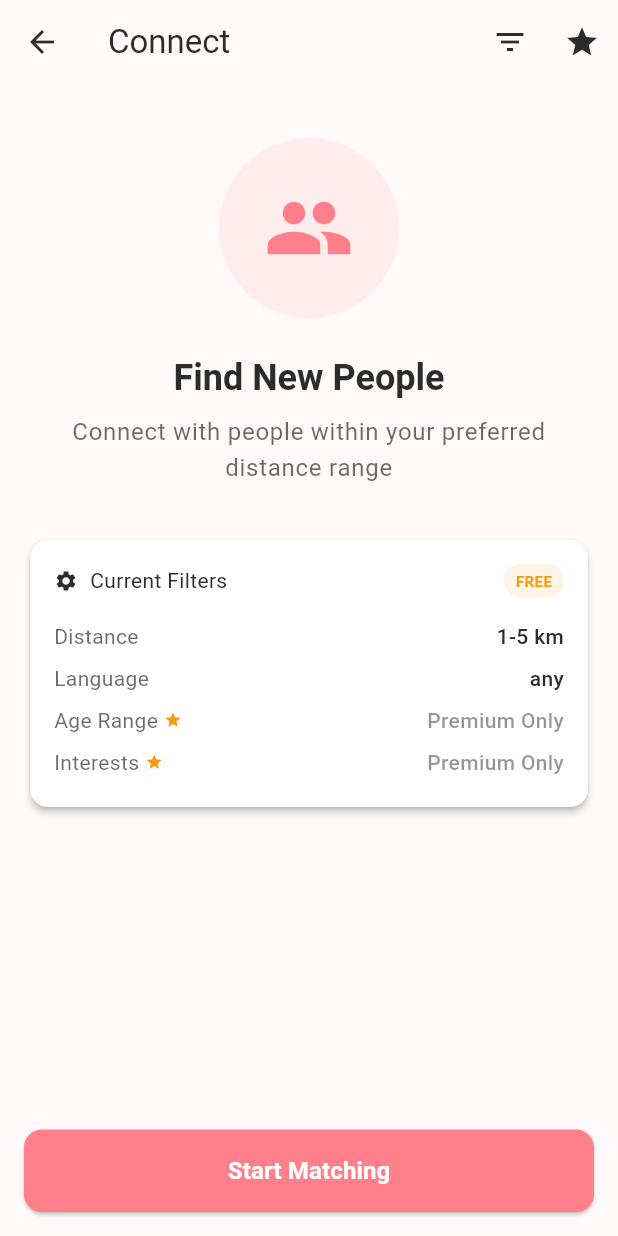
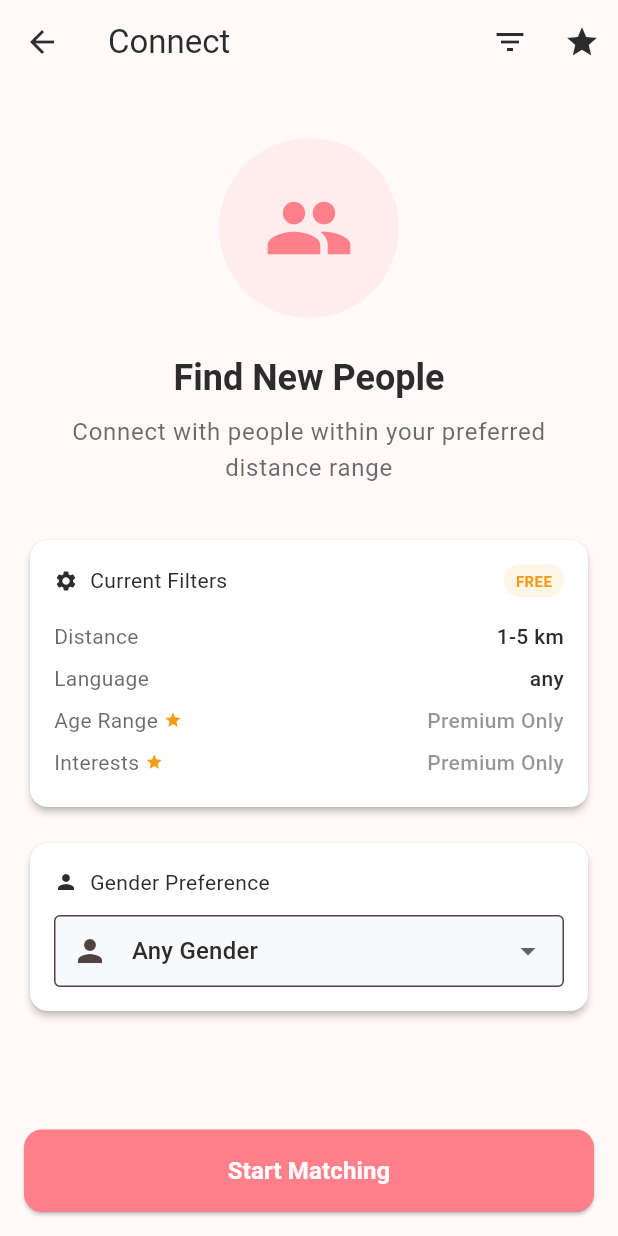
Before and after one commit to Aymanquad/Blabinn-Frontend, a Flutter app: the ConnectScreen screen opened by its route, after a tap on "Start Matching", after a tap on "Cancel", on a phone screen of 412 x 824 dp. Run offline on Flutter 3.47's test engine with Material 3 defaults, Android fonts, the phone set to English and light mode, and no system bars; our stand-ins replace device_info_plus, firebase_auth, firebase_core, google_sign_in, image_picker, permission_handler and 3 more; missing offline and left inert: screen_protector; accounts and stored records are empty; network calls fail.

Commit message:
added gender preference feature

```diff
--- a/lib/core/config.dart
+++ b/lib/core/config.dart
@@ -104,12 +104,13 @@ class AppConfig {
   static const int maxRetryAttempts = 3;
   static const Duration retryDelay = Duration(seconds: 2);
   static const Duration cacheExpiration = Duration(hours: 24);
-  static const Duration apiTimeout = Duration(seconds: 30);
-  static const Duration connectionTimeout = Duration(seconds: 30);
+  // Timeouts - Reduced for faster failures
+  static const Duration apiTimeout = Duration(seconds: 5);
+  static const Duration connectionTimeout = Duration(seconds: 5);
 
-  // WebSocket Settings
-  static const int wsMaxReconnectAttempts = 5;
-  static const Duration wsReconnectDelay = Duration(seconds: 3);
+  // WebSocket Configuration
+  static const int wsMaxReconnectAttempts = 2;  // Reduced from 5 to 2
+  static const Duration wsReconnectDelay = Duration(seconds: 1);  // Reduced from 3 to 1
 
   // API Key Validation
   static bool get hasValidApiKey => googleTranslateApiKey.isNotEmpty;
--- a/lib/core/constants.dart
+++ b/lib/core/constants.dart
@@ -53,9 +53,9 @@ class AppConstants {
   static const String appName = 'Global Chat';
   static const String appVersion = '1.0.0';
 
-  // Timeouts
-  static const Duration connectionTimeout = Duration(seconds: 30);
-  static const Duration receiveTimeout = Duration(seconds: 30);
+  // Timeouts - Reduced for faster failures
+  static const Duration connectionTimeout = Duration(seconds: 5);
+  static const Duration receiveTimeout = Duration(seconds: 5);
 
   // File Upload
   static const int maxImageSize = 5 * 1024 * 1024; // 5MB
--- a/lib/core/env_config.dart
+++ b/lib/core/env_config.dart
@@ -24,20 +24,20 @@ class EnvConfig {
 
   // ===== AYMAN PC CONFIG =====
   // API Configuration
-  static const String apiBaseUrlAndroid = 'http://192.168.1.6:3000';  // Updated to correct IP
+  static const String apiBaseUrlAndroid = 'http://192.168.1.7:3000';  // Updated to correct IP
   static const String apiBaseUrlIos = 'http://localhost:3000';
   static const String apiBaseUrlWeb = 'http://localhost:3000';
   static const String apiBaseUrlDefault = 'http://localhost:3000';
   static const String apiVersion = 'v1';
 
   // WebSocket Configuration - Socket.IO uses HTTP URLs, not WS URLs
-  static const String wsUrlAndroid = 'http://192.168.1.6:3000';  // Updated to correct IP
+  static const String wsUrlAndroid = 'http://192.168.1.7:3000';  // Updated to correct IP
   static const String wsUrlIos = 'http://localhost:3000';
   static const String wsUrlWeb = 'http://localhost:3000';
   static const String wsUrlDefault = 'http://localhost:3000';
 
   // Physical Device IP (for Android physical devices)
-  static const String physicalDeviceIp = '192.168.1.6';  // Updated to correct IP
+  static const String physicalDeviceIp = '192.168.1.7';  // Updated to correct IP
 
   // Third-party API Keys
   static const String googleTranslateApiKey = '';
--- a/lib/screens/connect_screen.dart
+++ b/lib/screens/connect_screen.dart
@@ -22,6 +22,7 @@ class _ConnectScreenState extends State<ConnectScreen> {
   String? _currentSessionId;
   String? _matchMessage;
   int _queueTime = 0;
+  String _genderPreference = 'any'; // Add gender preference state
   late ApiService _apiService;
   late SocketService _socketService;
   late StreamSubscription _matchSubscription;
@@ -56,6 +57,8 @@ class _ConnectScreenState extends State<ConnectScreen> {
       'ageRange': 'all',
       'interests': [],
     };
+    // Initialize gender preference
+    _genderPreference = 'any';
   }
 
   Future<void> _loadUserInterests() async {
@@ -140,12 +143,27 @@ class _ConnectScreenState extends State<ConnectScreen> {
       // Navigate to random chat screen
       _navigateToRandomChat(sessionId, chatRoomId);
     } else if (event == 'match_timeout') {
+      print('⏰ [CONNECT DEBUG] Match timeout event received');
+      print('🚫 [CONNECT DEBUG] Timeout reason: ${data['reason']}');
+      print('👤 [CONNECT DEBUG] Gender preference: ${data['genderPreference']}');
+
+      String timeoutMessage;
+      final String reason = data['reason'] ?? 'time_limit_exceeded';
+      final String genderPreference = data['genderPreference'] ?? 'any';
+
+      if (reason == 'no_gender_compatible_users') {
+        timeoutMessage = 'No $genderPreference users found after 5 minutes. Please try again later.';
+      } else {
+        timeoutMessage = genderPreference == 'any'
+            ? 'No match found within 5 minutes. Please try again later.'
+            : 'No match found with your gender preference ($genderPreference) within 5 minutes. Please try again later.';
+      }
+
       setState(() {
         _isMatching = false;
         _isConnected = false;
         _currentSessionId = null;
-        _matchMessage =
-            data['message'] ?? 'No match found. Please try again later.';
+        _matchMessage = timeoutMessage;
       });
 
       _showTimeoutDialog();
@@ -206,20 +224,30 @@ class _ConnectScreenState extends State<ConnectScreen> {
     }
 
     // Handle general errors
-    print('🔴 [CONNECT DEBUG] Handling general error: $errorMessage');
+    _handleError(errorMessage);
+  }
+
+  void _handleError(String error) {
+    if (!mounted) return;
+
+    print('🔴 [CONNECT DEBUG] Handling general error: $error');
+
+    // Show user-friendly message for connection issues
+    if (error.contains('timeout') || error.contains('Max reconnection')) {
+      ScaffoldMessenger.of(context).showSnackBar(
+        SnackBar(
+          content: Text('Connection issue. Please check if the backend server is running.'),
+          backgroundColor: Colors.orange,
+          duration: Duration(seconds: 3),
+        ),
+      );
+    }
+
     setState(() {
       _isMatching = false;
       _isConnected = false;
-      _currentSessionId = null;
-      _matchMessage = 'Error: $errorMessage';
+      _matchMessage = 'Connection error: $error';
     });
-
-    ScaffoldMessenger.of(context).showSnackBar(
-      SnackBar(
-        content: Text('Connection error: $errorMessage'),
-        backgroundColor: Colors.red,
-      ),
-    );
   }
 
   Future<void> _clearActiveSession() async {
@@ -336,11 +364,37 @@ class _ConnectScreenState extends State<ConnectScreen> {
   void _handleRandomChatTimeout() {
     if (!mounted) return;
 
+    // Check if we have timeout data from the socket
+    final timeoutData = _socketService.latestTimeoutData;
+    String timeoutMessage;
+
+    if (timeoutData != null) {
+      final String reason = timeoutData['reason'] ?? 'time_limit_exceeded';
+      final String genderPreference = timeoutData['genderPreference'] ?? _genderPreference;
+
+      print('⏰ [TIMEOUT DEBUG] Using socket timeout data');
+      print('🚫 [TIMEOUT DEBUG] Reason: $reason');
+      print('👤 [TIMEOUT DEBUG] Gender preference: $genderPreference');
+
+      if (reason == 'no_gender_compatible_users') {
+        timeoutMessage = 'No $genderPreference users found after 5 minutes. Please try again later.';
+      } else {
+        timeoutMessage = genderPreference == 'any'
+            ? 'No match found within 5 minutes. Please try again later.'
+            : 'No match found with your gender preference ($genderPreference) within 5 minutes. Please try again later.';
+      }
+    } else {
+      // Fallback to local gender preference
+      timeoutMessage = _genderPreference == 'any'
+          ? 'No match found within 5 minutes. Please try again later.'
+          : 'No match found with your gender preference ($_genderPreference) within 5 minutes. Please try again later.';
+    }
+
     setState(() {
       _isMatching = false;
       _isConnected = false;
       _currentSessionId = null;
-      _matchMessage = 'No match found. Please try again later.';
+      _matchMessage = timeoutMessage;
     });
 
     _showTimeoutDialog();
@@ -451,15 +505,19 @@ class _ConnectScreenState extends State<ConnectScreen> {
 
       final userInterests = _filters['interests']?.cast<String>() ?? [];
       print('🔄 [CONNECT DEBUG] Starting random connection via socket');
-      print('   🌍 country: ${_filters['region']}');
-      print('   🗣️ language: ${_filters['language']}');
-      print('   💫 interests: $userInterests');
+      print('   👤 genderPreference: $_genderPreference');
+
+      // Basic validation
+      if (_genderPreference.isEmpty) {
+        _genderPreference = 'any';
+      }
 
       // Start random connection via socket
       await _socketService.startRandomConnection(
         country: _filters['region'],
         language: _filters['language'],
         interests: userInterests,
+        genderPreference: _genderPreference,
       );
 
       print('✅ [CONNECT DEBUG] Random connection started successfully');
@@ -676,6 +734,8 @@ class _ConnectScreenState extends State<ConnectScreen> {
             ),
             const SizedBox(height: 32),
             _buildFilterSummary(),
+            const SizedBox(height: 16),
+            _buildGenderPreferenceSection(),
           ],
         ),
       ),
@@ -1152,4 +1212,47 @@ class _ConnectScreenState extends State<ConnectScreen> {
       ],
     );
   }
+
+  Widget _buildGenderPreferenceSection() {
+    final theme = Theme.of(context);
+
+    return Card(
+      child: Padding(
+        padding: const EdgeInsets.all(16),
+        child: Column(
+          crossAxisAlignment: CrossAxisAlignment.start,
+          children: [
+            Row(
+              children: [
+                Icon(Icons.person,
+                    size: 16, color: theme.colorScheme.onSurface),
+                const SizedBox(width: 8),
+                Text('Gender Preference',
+                    style: TextStyle(color: theme.colorScheme.onSurface)),
+              ],
+            ),
+            const SizedBox(height: 12),
+            DropdownButtonFormField<String>(
+              value: _genderPreference,
+              decoration: const InputDecoration(
+                border: OutlineInputBorder(),
+                contentPadding: EdgeInsets.symmetric(horizontal: 12, vertical: 8),
+                prefixIcon: Icon(Icons.person),
+              ),
+              items: const [
+                DropdownMenuItem(value: 'any', child: Text('Any Gender')),
+                DropdownMenuItem(value: 'male', child: Text('Male')),
+                DropdownMenuItem(value: 'female', child: Text('Female')),
+              ],
+              onChanged: (value) {
+                setState(() {
+                  _genderPreference = value!;
+                });
+              },
+            ),
+          ],
+        ),
+      ),
+    );
+  }
 }
--- a/lib/services/api_service.dart
+++ b/lib/services/api_service.dart
@@ -29,16 +29,12 @@ class ApiService {
   // Refresh Firebase token
   Future<void> _refreshFirebaseToken() async {
     try {
-      print('🔍 DEBUG: Refreshing Firebase token...');
       _firebaseToken = await _firebaseAuth.getIdToken();
-      if (_firebaseToken != null) {
-        print('✅ DEBUG: Firebase token refreshed successfully');
-      } else {
+      if (_firebaseToken == null) {
         print('❌ DEBUG: Firebase token is null');
       }
     } catch (e) {
       print('🚨 DEBUG: Failed to get Firebase token: $e');
-      _firebaseToken = null;
     }
   }
 
@@ -54,8 +50,6 @@ class ApiService {
 
     if (_firebaseToken != null) {
       headers['Authorization'] = 'Bearer $_firebaseToken';
-      print(
-          '🔍 DEBUG: Added Authorization header with token length: ${_firebaseToken!.length}');
     } else {
       print('❌ DEBUG: No Firebase token available for authorization');
     }
```
Also changed, not shown: lib/services/socket_service.dart (+44 -9 lines).
